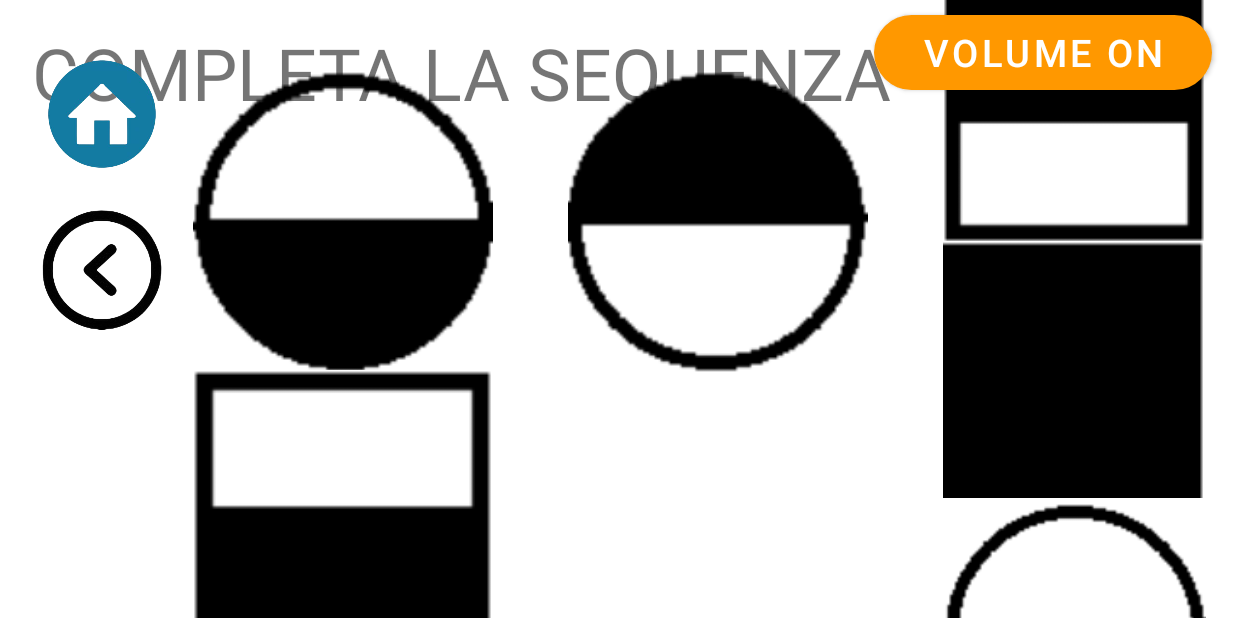
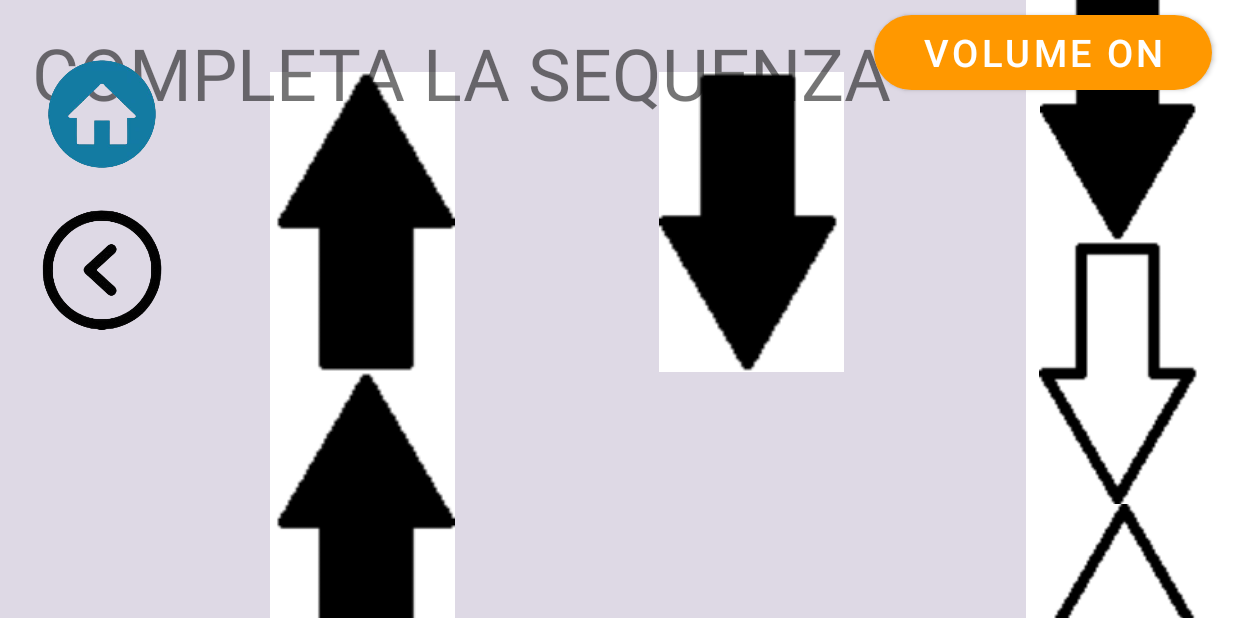
Before and after one commit to SirBatoio/MNEMOSINE_allena_la_memoria, an Android app: the Sequenze screen opened directly, with no data from a screen before it, on a phone screen of 824 x 412 dp (held sideways). Run offline under Robolectric (Android 15) with nearby library versions, the phone set to English and light mode, and no system bars.

Commit message:
small fix

```diff
--- a/app/src/main/AndroidManifest.xml
+++ b/app/src/main/AndroidManifest.xml
@@ -3,7 +3,7 @@
 
     <application
         android:allowBackup="true"
-        android:icon="@mipmap/ic_launcher"
+        android:icon="@drawable/melagrana"
         android:label="@string/app_name"
         android:roundIcon="@mipmap/ic_launcher_round"
         android:supportsRtl="true"
--- a/app/src/main/java/com/example/mnemosine_allena_la_memoria/Associazioni.java
+++ b/app/src/main/java/com/example/mnemosine_allena_la_memoria/Associazioni.java
@@ -67,6 +67,8 @@ public class Associazioni extends AppCompatActivity implements View.OnLongClickL
         parola_7.setTag(TEXTVIEW_TAG);
         parola_8.setTag(TEXTVIEW_TAG);
         parola_9.setTag(TEXTVIEW_TAG);
+
+
 
         implementEvents();
 
--- a/app/src/main/java/com/example/mnemosine_allena_la_memoria/OrientamentoTemporale.java
+++ b/app/src/main/java/com/example/mnemosine_allena_la_memoria/OrientamentoTemporale.java
@@ -1,3 +1,7 @@
+/*
+    TO DO:
+    - mostrare la risposta corretta in caso di 2 errori
+ */
 package com.example.mnemosine_allena_la_memoria;
 
 import android.annotation.SuppressLint;
@@ -235,6 +239,7 @@ public class OrientamentoTemporale extends AppCompatActivity {
                     listaRisposte.add(domande.get(i).getRispostaSbagliata2());
                     Collections.shuffle(listaRisposte);
 
+                    domanda.setText("");
                     opzioni.get(3).setVisibility(View.INVISIBLE);
                     opzioni.get(3).setClickable(false);
                     break;
--- a/app/src/main/res/layout/activity_sequenze.xml
+++ b/app/src/main/res/layout/activity_sequenze.xml
@@ -6,6 +6,19 @@
     android:layout_height="match_parent"
     tools:context=".Sequenze">
 
+    <LinearLayout
+        android:id="@+id/linearLayout2"
+        android:layout_width="684dp"
+        android:layout_height="550dp"
+        android:alpha="1"
+        android:background="#345C4781"
+        android:orientation="horizontal"
+        android:rotation="0"
+        android:rotationY="0"
+        android:translationZ="0dp"
+        tools:layout_editor_absoluteX="186dp"
+        tools:layout_editor_absoluteY="173dp"></LinearLayout>
+
     <ImageView
         android:id="@+id/risp_1"
         android:layout_width="225dp"
@@ -13,8 +26,8 @@
         android:onClick="controllo"
         app:layout_constraintBottom_toTopOf="@+id/risp_2"
         app:layout_constraintEnd_toEndOf="parent"
-        app:layout_constraintHorizontal_bias="0.5"
-        app:layout_constraintStart_toEndOf="@+id/seq_2"
+        app:layout_constraintHorizontal_bias="0.58"
+        app:layout_constraintStart_toEndOf="@+id/linearLayout2"
         app:layout_constraintTop_toBottomOf="@+id/titolo"
         app:layout_constraintVertical_bias="0.5"
         tools:ignore="SpeakableTextPresentCheck"
@@ -52,7 +65,6 @@
         android:id="@+id/seq_1"
         android:layout_width="250dp"
         android:layout_height="200dp"
-        android:onClick="Controllo"
         app:layout_constraintBottom_toTopOf="@+id/seq_3"
         app:layout_constraintEnd_toStartOf="@+id/seq_2"
         app:layout_constraintHorizontal_bias="0.5"
@@ -66,7 +78,6 @@
         android:id="@+id/seq_2"
         android:layout_width="250dp"
         android:layout_height="200dp"
-        android:onClick="Controllo"
         app:layout_constraintBottom_toTopOf="@+id/seq_4"
         app:layout_constraintEnd_toStartOf="@+id/risp_1"
         app:layout_constraintHorizontal_bias="0.5"
@@ -80,7 +91,6 @@
         android:id="@+id/seq_4"
         android:layout_width="250dp"
         android:layout_height="200dp"
-        android:onClick="Controllo"
         app:layout_constraintBottom_toBottomOf="parent"
         app:layout_constraintEnd_toEndOf="@+id/seq_2"
         app:layout_constraintHorizontal_bias="0.5"
@@ -94,7 +104,6 @@
         android:id="@+id/seq_3"
         android:layout_width="250dp"
         android:layout_height="200dp"
-        android:onClick="Controllo"
         app:layout_constraintBottom_toBottomOf="parent"
         app:layout_constraintEnd_toEndOf="@+id/seq_1"
         app:layout_constraintHorizontal_bias="0.5"
@@ -149,7 +158,7 @@
         app:layout_constraintStart_toEndOf="@+id/seq_1"
         app:layout_constraintTop_toBottomOf="@+id/seq_1"
         app:layout_constraintVertical_bias="0.5"
-        tools:srcCompat="@tools:sample/avatars" />
+        tools:srcCompat="@tools:sample/avatars[6]" />
 
 
     <Button
```
Also changed, not shown: app/src/main/java/com/example/mnemosine_allena_la_memoria/Memory.java (+82 -15 lines), app/src/main/res/layout/activity_memory.xml (+14 -1 lines).
